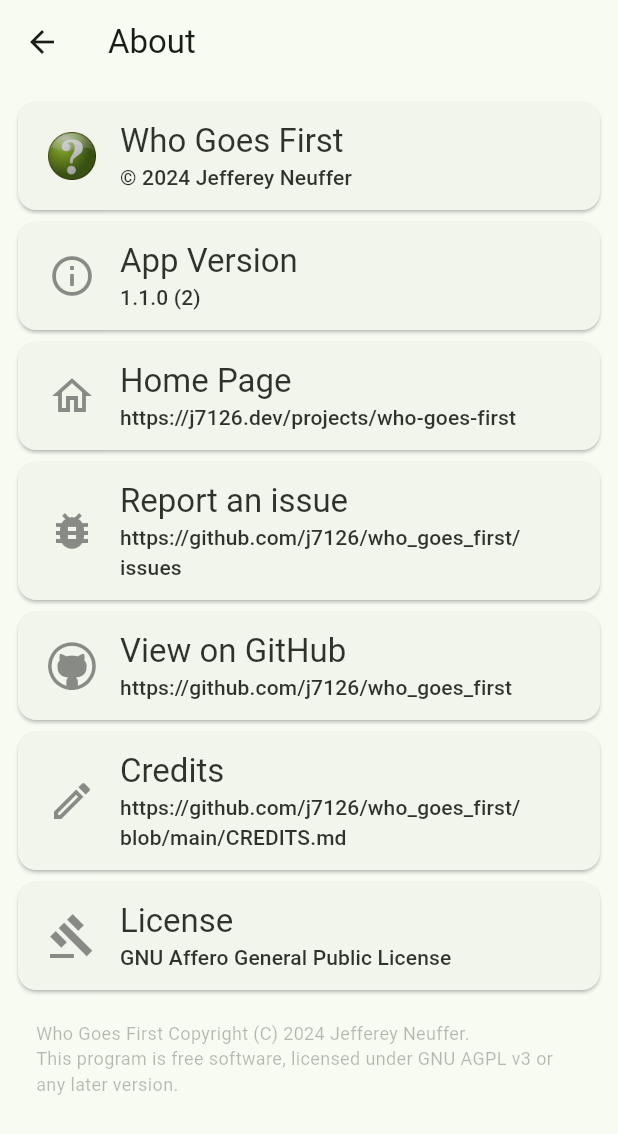
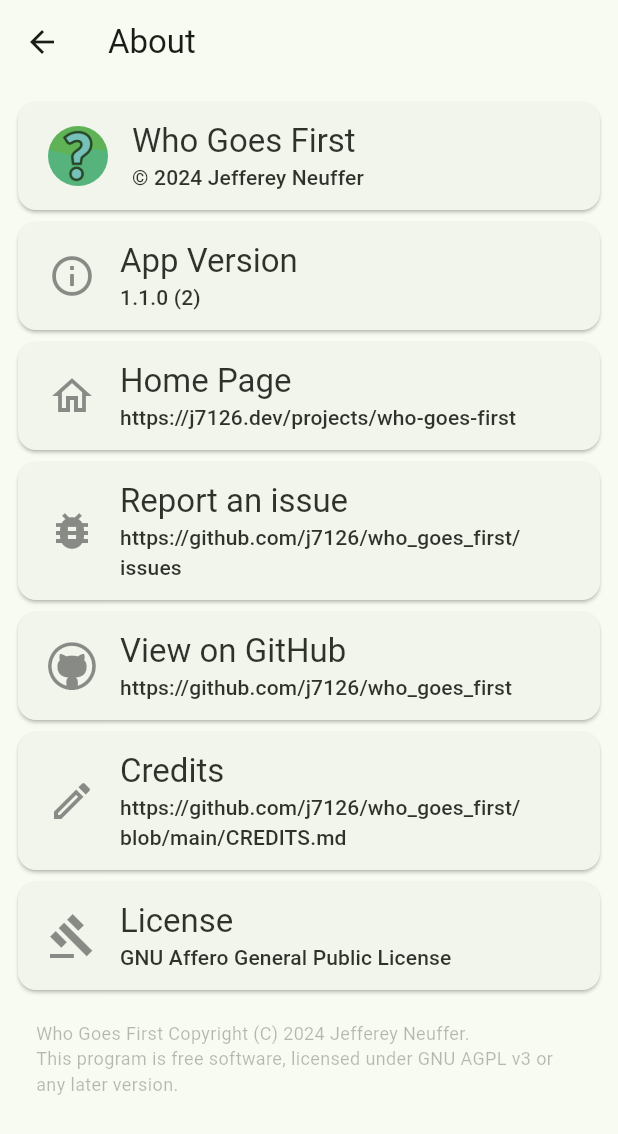
Before and after one commit to j7126/who_goes_first, a Flutter app: the AboutPage screen opened directly, on a phone screen of 412 x 824 dp. Shown: the top 1134 px of the screen. Run offline on Flutter 3.47's test engine with Material 3 defaults, Android fonts, the phone set to English and light mode, and no system bars; our stand-ins replace package_info_plus.

Commit message:
update app icon

```diff
--- a/lib/about_page.dart
+++ b/lib/about_page.dart
@@ -32,7 +32,8 @@ class _AboutPageState extends State<AboutPage> {
         shadowColor: Theme.of(context).colorScheme.shadow,
         title: const Text("About"),
       ),
-      body: Padding(
+      body: SingleChildScrollView(
+        child: Padding(
           padding: const EdgeInsets.all(8.0),
           child: SizedBox(
             width: double.infinity,
@@ -44,9 +45,16 @@ class _AboutPageState extends State<AboutPage> {
                     padding: const EdgeInsets.symmetric(horizontal: 20.0, vertical: 12.0),
                     child: Row(
                       children: [
-                      Image.asset(
-                        'assets/icon/Icon-512.png',
-                        height: 32,
+                        Container(
+                          clipBehavior: Clip.antiAlias,
+                          decoration: BoxDecoration(
+                            borderRadius: BorderRadius.circular(20),
+                          ),
+                          child: Image.asset(
+                            'assets/icon/logo.png',
+                            height: 40,
+                            filterQuality: FilterQuality.medium,
+                          ),
                         ),
                         Expanded(
                           child: Padding(
@@ -328,6 +336,7 @@ class _AboutPageState extends State<AboutPage> {
             ),
           ),
         ),
+      ),
     );
   }
 }
```
Also changed, not shown: pubspec.yaml (+24 -1 lines), assets/icon/Icon-512.png (deleted), assets/icon/logo.png (added), assets/icon/logo_bg.png (added), assets/icon/logo_circle.png (added), assets/icon/logo_fg.png (added), pubspec.lock, 53 other files. Lines whose indentation alone changed are shown as unchanged.
